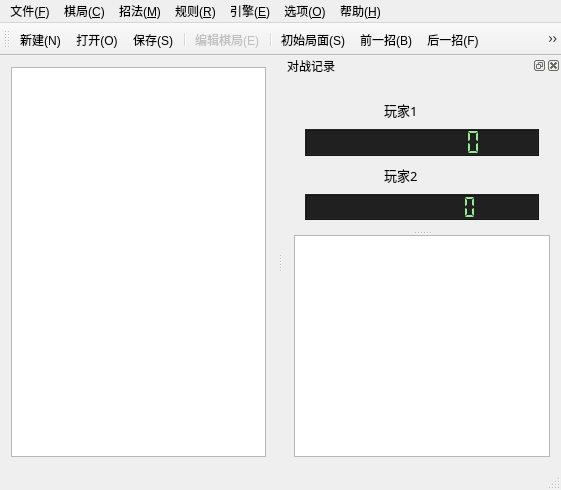
Before: the Qt Designer form NineChess/ninechesswindow.ui in calcitem/Sanmill, drawn with Qt 5.
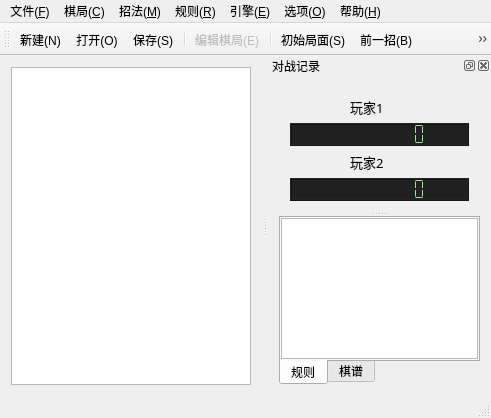
After: the same form once the commit is applied. Icons and pictures are not drawn. Custom widgets are drawn as their Qt base class.

Patch:
```diff
--- a/NineChess/ninechesswindow.ui
+++ b/NineChess/ninechesswindow.ui
@@ -6,8 +6,8 @@
    <rect>
     <x>0</x>
     <y>0</y>
-    <width>561</width>
-    <height>490</height>
+    <width>491</width>
+    <height>418</height>
    </rect>
   </property>
   <property name="windowTitle">
@@ -59,7 +59,7 @@
     <rect>
      <x>0</x>
      <y>0</y>
-     <width>561</width>
+     <width>491</width>
      <height>26</height>
     </rect>
    </property>
@@ -277,7 +277,7 @@
          <item>
           <widget class="QLCDNumber" name="lcdNumber_1">
            <property name="sizePolicy">
-            <sizepolicy hsizetype="Preferred" vsizetype="Preferred">
+            <sizepolicy hsizetype="Preferred" vsizetype="Minimum">
              <horstretch>0</horstretch>
              <verstretch>0</verstretch>
             </sizepolicy>
@@ -353,7 +353,7 @@
          <item>
           <widget class="QLCDNumber" name="lcdNumber_2">
            <property name="sizePolicy">
-            <sizepolicy hsizetype="Preferred" vsizetype="Preferred">
+            <sizepolicy hsizetype="Preferred" vsizetype="Minimum">
              <horstretch>0</horstretch>
              <verstretch>0</verstretch>
             </sizepolicy>
@@ -380,24 +380,51 @@
          </item>
         </layout>
        </widget>
-       <widget class="SizeHintListView" name="listView">
+       <widget class="QTabWidget" name="tabWidget">
         <property name="sizePolicy">
          <sizepolicy hsizetype="Preferred" vsizetype="Expanding">
           <horstretch>0</horstretch>
           <verstretch>0</verstretch>
          </sizepolicy>
         </property>
-        <property name="font">
-         <font>
-          <family>微软雅黑</family>
-         </font>
+        <property name="tabPosition">
+         <enum>QTabWidget::South</enum>
         </property>
-        <property name="styleSheet">
-         <string notr="true">QToolTip {
-	font: 9pt &quot;consolas&quot;;
-	color: black;
-}</string>
+        <property name="currentIndex">
+         <number>0</number>
         </property>
+        <widget class="SizeHintTextEdit" name="tab_Rule">
+         <property name="sizePolicy">
+          <sizepolicy hsizetype="Preferred" vsizetype="Expanding">
+           <horstretch>1</horstretch>
+           <verstretch>0</verstretch>
+          </sizepolicy>
+         </property>
+         <property name="font">
+          <font>
+           <pointsize>8</pointsize>
+          </font>
+         </property>
+         <property name="readOnly">
+          <bool>true</bool>
+         </property>
+         <attribute name="title">
+          <string>规则</string>
+         </attribute>
+         <layout class="QFormLayout" name="formLayout"/>
+        </widget>
+        <widget class="SizeHintListView" name="tab_Manual">
+         <property name="sizePolicy">
+          <sizepolicy hsizetype="Preferred" vsizetype="Expanding">
+           <horstretch>1</horstretch>
+           <verstretch>0</verstretch>
+          </sizepolicy>
+         </property>
+         <attribute name="title">
+          <string>棋谱</string>
+         </attribute>
+         <layout class="QFormLayout" name="formLayout"/>
+        </widget>
        </widget>
       </widget>
      </item>
@@ -827,6 +854,11 @@
    <extends>QListView</extends>
    <header>sizehintlistview.h</header>
   </customwidget>
+  <customwidget>
+   <class>SizeHintTextEdit</class>
+   <extends>QPlainTextEdit</extends>
+   <header>sizehinttextedit.h</header>
+  </customwidget>
  </customwidgets>
  <resources>
   <include location="ninechesswindow.qrc"/>
```
Left out of the diff: 1 changed line with no effect on the pictures.
